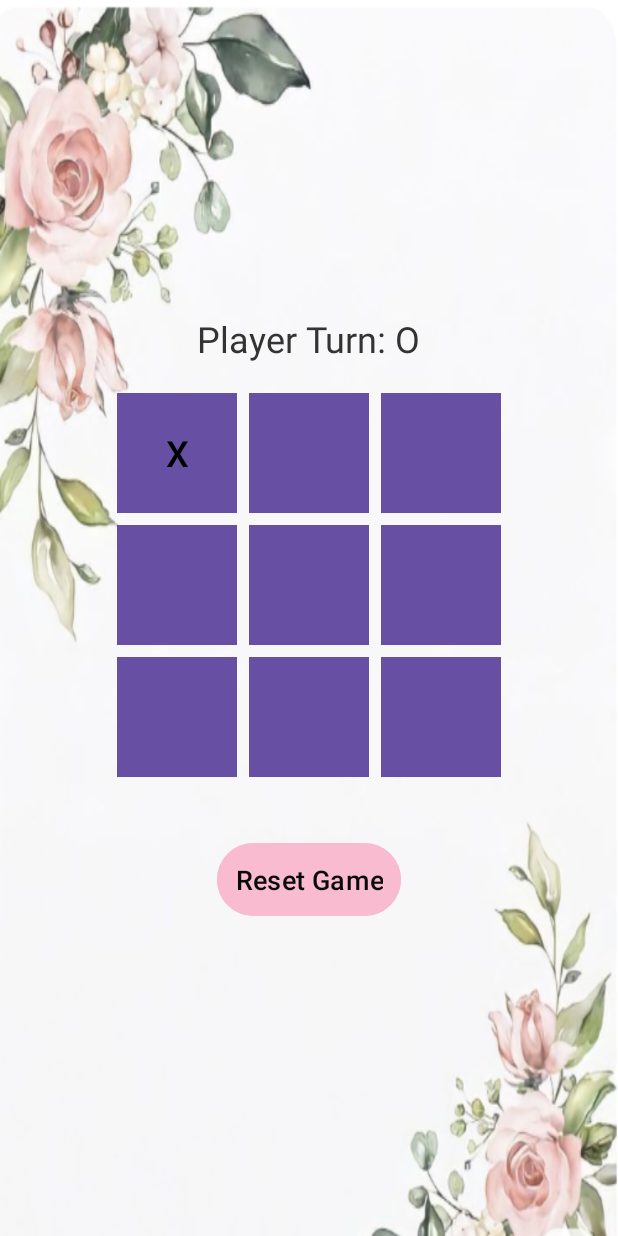
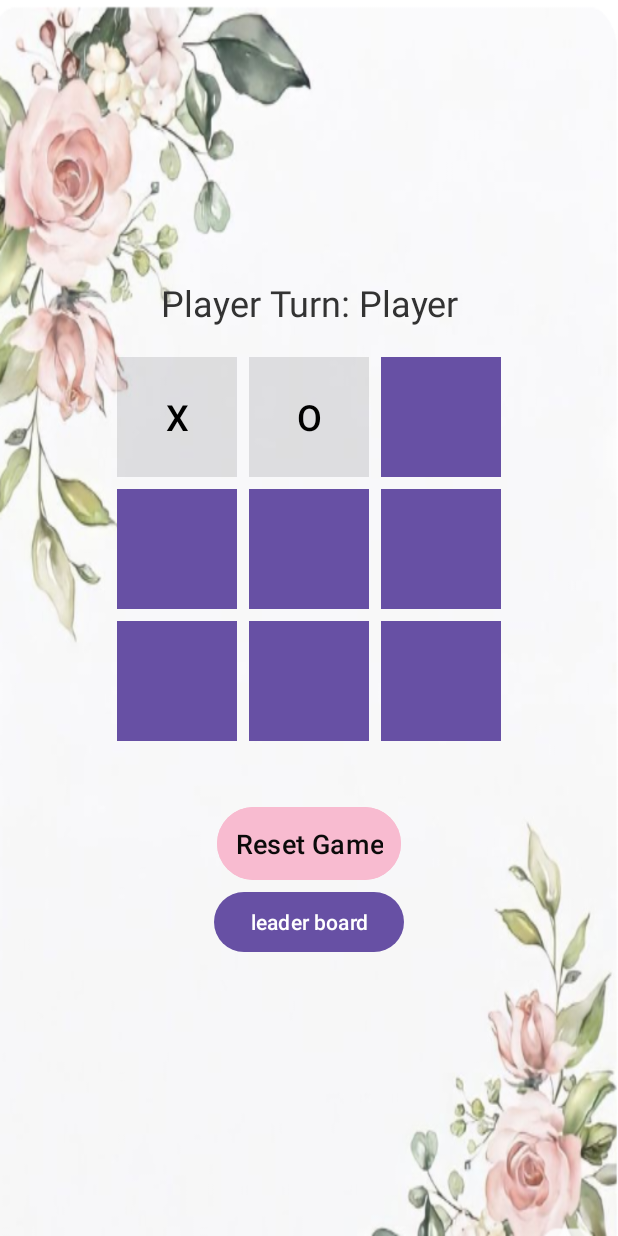
Before and after one commit to inbal16/ticktacktoeinbal, an Android app: the MainActivity screen opened directly, with no data from a screen before it, after a tap on an icon or button, on a phone screen of 412 x 824 dp. Run offline under Robolectric (Android 15) with nearby library versions, the phone set to English and light mode, and no system bars; our stand-ins replace Firebase (no records; nobody signed in at launch, a user with empty details on screens opened directly).

Commit message:
listView Sort victory image

```diff
--- a/app/src/main/AndroidManifest.xml
+++ b/app/src/main/AndroidManifest.xml
@@ -13,14 +13,17 @@
         android:theme="@style/Theme.Ticktacktoeinbal"
         tools:targetApi="31">
         <activity
+            android:name=".LeaderboardActivity"
+            android:exported="false" />
+        <activity
             android:name=".LoginActivity"
             android:exported="true">
             <intent-filter>
                 <action android:name="android.intent.action.MAIN" />
+
                 <category android:name="android.intent.category.LAUNCHER" />
             </intent-filter>
         </activity>
-
         <activity
             android:name=".MainActivity"
             android:exported="false" />
--- a/app/src/main/java/inbal/dolev/ticktacktoeinbal/FBRef.java
+++ b/app/src/main/java/inbal/dolev/ticktacktoeinbal/FBRef.java
@@ -5,12 +5,22 @@ import com.google.firebase.database.DatabaseReference;
 import com.google.firebase.database.FirebaseDatabase;
 
 public class FBRef {
+
+    // הפניה לשירות האימות - התחברות, הרשמה, התנתקות
     public static FirebaseAuth refAuth = FirebaseAuth.getInstance();
 
-    public static FirebaseDatabase FBDB = FirebaseDatabase.getInstance();//עצם בבסיס הנתונים שלנו בFirebase
-    public static DatabaseReference refPlayers=FBDB.getReference("Players");//עצם המצביע לשורש שהגדרנו ב Firebase
+    // בסיס הנתונים של Firebase (Realtime Database)
+    public static FirebaseDatabase FBDB = FirebaseDatabase.getInstance();
+
+    // הפניה לצומת הראשי בו נשמור את פרטי כל השחקנים
+    public static DatabaseReference refPlayers = FBDB.getReference("Players");
+
+    public static DatabaseReference refGames = FBDB.getReference("Games");
 
 
 
-
+    public static DatabaseReference getCurrentPlayerRef() {
+        String uid = refAuth.getCurrentUser().getUid();
+        return refPlayers.child(uid);
+    }
 }
--- a/app/src/main/java/inbal/dolev/ticktacktoeinbal/MainActivity.java
+++ b/app/src/main/java/inbal/dolev/ticktacktoeinbal/MainActivity.java
@@ -1,9 +1,12 @@
 package inbal.dolev.ticktacktoeinbal;
 
+import android.content.Intent;
 import android.os.Bundle;
 import android.speech.tts.TextToSpeech;
+import android.view.View;
 import android.widget.Button;
 import android.widget.GridLayout;
+import android.widget.ImageView;
 import android.widget.TextView;
 import android.widget.Toast;
 
@@ -14,6 +17,8 @@ import androidx.core.view.ViewCompat;
 import androidx.core.view.WindowInsetsCompat;
 
 import java.util.Locale;
+import android.util.Log;
+import java.util.Arrays;
 
 public class MainActivity extends AppCompatActivity {
 
@@ -23,10 +28,31 @@ public class MainActivity extends AppCompatActivity {
     private TextView playerTurnText;
     private TextToSpeech textToSpeech;
 
+    private Player playerX;
+    private Player playerO;
+    private String currentUserId;
+    private boolean isPlayerXLoaded = false;
+    private boolean isPlayerOLoaded = false;
+
     @Override
     protected void onCreate(Bundle savedInstanceState) {
         super.onCreate(savedInstanceState);
         setContentView(R.layout.activity_main);
+
+        currentUserId = FBRef.refAuth.getCurrentUser().getUid();
+
+        FBRef.refPlayers.child(currentUserId).get().addOnSuccessListener(snapshot -> {
+            playerX = snapshot.getValue(Player.class);
+            isPlayerXLoaded = true;
+            checkIfBothPlayersLoaded();
+        });
+
+    // אתחול של המחשב כשחקן
+        playerO = new Player("Computer");
+        isPlayerOLoaded = true;
+        checkIfBothPlayersLoaded();
+
+
 
         GridLayout gridLayout = findViewById(R.id.gridLayout);
         playerTurnText = findViewById(R.id.playerTurnText);
@@ -49,8 +75,19 @@ public class MainActivity extends AppCompatActivity {
         resetButton.setOnClickListener(v -> resetGame());
 
         updatePlayerTurnText();
+
+        Button btnLeaderboard = findViewById(R.id.btnLeaderboard);
+        btnLeaderboard.setOnClickListener(v -> {
+            Intent intent = new Intent(MainActivity.this, LeaderboardActivity.class);
+            startActivity(intent);
+        });
+
     }
-
+    private void checkIfBothPlayersLoaded() {
+        if (isPlayerXLoaded && isPlayerOLoaded) {
+            updatePlayerTurnText(); // עכשיו אפשר להציג את שם השחקן הראשון
+        }
+    }
     private boolean isBoardFull() {
         for (String cell : board) {
             if (cell == null) return false;
@@ -58,44 +95,125 @@ public class MainActivity extends AppCompatActivity {
         return true;
     }
 
+
+
     private void handleMove(int index) {
-        if (board[index] != null) return;
+        if (board[index] != null || !xTurn) return;
 
-        board[index] = xTurn ? "X" : "O";
-        buttons[index].setText(board[index]);
+        board[index] = "X";
+        buttons[index].setText("X");
+        buttons[index].setEnabled(false);
 
-        if (checkWinner()) {
-            Toast.makeText(this, "The winner is: " + board[index], Toast.LENGTH_LONG).show();
+        String winnerSymbol = checkWinner();
+        if (winnerSymbol != null) {
+            String winnerName = getWinnerName(winnerSymbol);
+            announceWinner(winnerName);
+            showVictoryImage(winnerName);
+            Log.d("MainActivity", "Winner: " + winnerName);
+            disableButtons();
+            if (winnerSymbol.equals("X")) {
+                updatePlayerScore(currentUserId); // ⬅️ חדש: עדכון ניקוד
+            }
 
-            textToSpeech.speak("The winner is " + board[index], TextToSpeech.QUEUE_FLUSH, null, null);
-            disableButtons();
+            saveGameToFirebase(winnerName);
         } else if (isBoardFull()) {
             Toast.makeText(this, "It's a draw! No winner.", Toast.LENGTH_SHORT).show();
+            saveGameToFirebase("Draw");
         } else {
-            xTurn = !xTurn;
+            xTurn = false;
             updatePlayerTurnText();
+            new android.os.Handler().postDelayed(() -> makeComputerMove(), 800);
         }
     }
-
-    private void updatePlayerTurnText() {
-        playerTurnText.setText("Player Turn: " + (xTurn ? "X" : "O"));
+    private void updatePlayerScore(String userId) {
+        FBRef.refPlayers.child(userId).get().addOnSuccessListener(snapshot -> {
+            Player player = snapshot.getValue(Player.class);
+            if (player != null) {
+                int currentScore = player.getScore();
+                FBRef.refPlayers.child(userId).child("score").setValue(currentScore + 1);
+            }
+        });
     }
 
-    private boolean checkWinner() {
-        int[][] winCombinations = {
+    private void showVictoryImage(String winnerName) {
+        Toast.makeText(this, "🏆 " + winnerName + " is the Ultimate Champion!", Toast.LENGTH_LONG).show();
+        textToSpeech.speak(winnerName + " is the Ultimate Champion!", TextToSpeech.QUEUE_FLUSH, null, null);
+
+        ImageView victoryImage = findViewById(R.id.victoryImage);
+        victoryImage.setImageResource(R.drawable.champion_image);
+        victoryImage.setVisibility(View.VISIBLE);
+
+        // ⏱ תמונה תיעלם אחרי 3 שניות
+        new android.os.Handler().postDelayed(() -> victoryImage.setVisibility(View.GONE), 3000);
+    }
+
+
+    private void makeComputerMove() {
+        if (isBoardFull()) return;
+
+        for (int i = 0; i < 9; i++) {
+            if (board[i] == null) {
+                board[i] = "O";
+                buttons[i].setText("O");
+                buttons[i].setEnabled(false);
+
+                String winnerSymbol = checkWinner();
+                if (winnerSymbol != null) {
+                    String winnerName = getWinnerName(winnerSymbol);
+                    announceWinner(winnerName);
+                    disableButtons();
+                    saveGameToFirebase(winnerName);
+                } else if (isBoardFull()) {
+                    Toast.makeText(this, "It's a draw! No winner.", Toast.LENGTH_SHORT).show();
+                    saveGameToFirebase("Draw");
+                } else {
+                    xTurn = true;
+                    updatePlayerTurnText();
+                }
+                return;
+            }
+        }
+    }
+    private void announceWinner(String winnerName) {
+        Toast.makeText(this, "The winner is: " + winnerName, Toast.LENGTH_LONG).show();
+        textToSpeech.speak("The winner is " + winnerName, TextToSpeech.QUEUE_FLUSH, null, null);
+    }
+
+    private String checkWinner() {
+        int[][] winPositions = {
                 {0,1,2}, {3,4,5}, {6,7,8},
                 {0,3,6}, {1,4,7}, {2,5,8},
                 {0,4,8}, {2,4,6}
         };
 
-        for (int[] combo : winCombinations) {
-            String a = board[combo[0]], b = board[combo[1]], c = board[combo[2]];
-            if (a != null && a.equals(b) && a.equals(c)) return true;
+        for (int[] pos : winPositions) {
+            String a = board[pos[0]];
+            String b = board[pos[1]];
+            String c = board[pos[2]];
+
+            if (a != null && a.equals(b) && a.equals(c)) {
+                return a;
+            }
+        }
+        return null;
+    }
+
+
+        private String getWinnerName(String symbol) {
+            if (symbol.equals("X") && playerX != null && playerX.getName() != null) {
+                return playerX.getName();
+            } else if (symbol.equals("O") && playerO != null && playerO.getName() != null) {
+                return playerO.getName();
+            }
+            return "Unknown";
         }
 
-        return false;
+
+
+    private void updatePlayerTurnText() {
+        String name = xTurn ? (playerX != null ? playerX.getName() : "Player") : "Computer";
+        playerTurnText.setText("Player Turn: " + name);
     }
-
     private void disableButtons() {
         for (Button button : buttons) {
             button.setEnabled(false);
@@ -111,6 +229,15 @@ public class MainActivity extends AppCompatActivity {
         xTurn = true;
         updatePlayerTurnText();
     }
+    private void saveGameToFirebase(String winner) {
+        String gameId = FBRef.refGames.push().getKey(); // מזהה ייחודי לכל משחק
+        if (gameId == null) return;
+
+        String timestamp = new java.text.SimpleDateFormat("yyyy-MM-dd HH:mm:ss").format(new java.util.Date());
+
+        Game game = new Game(winner, timestamp);
+        FBRef.refGames.child(gameId).setValue(game);
+    }
 
     @Override
     protected void onDestroy() {
--- a/app/src/main/java/inbal/dolev/ticktacktoeinbal/Player.java
+++ b/app/src/main/java/inbal/dolev/ticktacktoeinbal/Player.java
@@ -7,6 +7,8 @@ public class Player {
     private String email;
     private int score;
 
+    public Player() {
+    }
     public Player(String uid) {
         this.uid = uid;
     }
--- a/app/src/main/res/layout/activity_main.xml
+++ b/app/src/main/res/layout/activity_main.xml
@@ -110,6 +110,13 @@
             android:layout_margin="4dp"
             />
     </GridLayout>
+    <ImageView
+        android:id="@+id/victoryImage"
+        android:layout_width="200dp"
+        android:layout_height="200dp"
+        android:layout_gravity="center"
+        android:visibility="gone"
+        android:src="@drawable/champion_image"/>
 
     <Button
         android:id="@+id/resetButton"
@@ -121,4 +128,11 @@
         android:textColor="#0B0A0A"
         android:padding="12dp"
         android:layout_marginTop="12dp" />
+
+    <Button
+        android:id="@+id/btnLeaderboard"
+        android:layout_width="wrap_content"
+        android:layout_height="wrap_content"
+        android:text="leader board" />
+
 </LinearLayout>
```
Also changed, not shown: app/src/main/java/inbal/dolev/ticktacktoeinbal/Game.java (added, +35 -0 lines), app/src/main/java/inbal/dolev/ticktacktoeinbal/LeaderboardActivity.java (added, +70 -0 lines), app/src/main/java/inbal/dolev/ticktacktoeinbal/LoginActivity.java (+11 -3 lines), app/src/main/res/layout/activity_leaderboard.xml (added, +22 -0 lines), app/src/main/res/drawable/champion_image.png (added).
